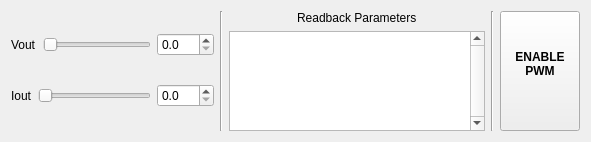
Qt form src/configurator.ui (ThoMint/RcMPPT-Configurator) before a commit.
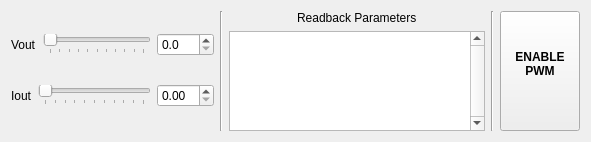
The same form after that commit.

Patch:
```diff
--- a/src/configurator.ui
+++ b/src/configurator.ui
@@ -52,6 +52,12 @@
            <property name="orientation">
             <enum>Qt::Horizontal</enum>
            </property>
+           <property name="tickPosition">
+            <enum>QSlider::TicksBelow</enum>
+           </property>
+           <property name="tickInterval">
+            <number>100</number>
+           </property>
           </widget>
          </item>
          <item>
@@ -108,9 +114,18 @@
              <height>15</height>
             </size>
            </property>
+           <property name="maximum">
+            <number>100</number>
+           </property>
            <property name="orientation">
             <enum>Qt::Horizontal</enum>
            </property>
+           <property name="tickPosition">
+            <enum>QSlider::TicksBelow</enum>
+           </property>
+           <property name="tickInterval">
+            <number>10</number>
+           </property>
           </widget>
          </item>
          <item>
@@ -120,8 +135,20 @@
              <pointsize>9</pointsize>
             </font>
            </property>
+           <property name="correctionMode">
+            <enum>QAbstractSpinBox::CorrectToNearestValue</enum>
+           </property>
+           <property name="prefix">
+            <string notr="true"/>
+           </property>
+           <property name="suffix">
+            <string notr="true" extracomment="A"/>
+           </property>
            <property name="decimals">
-            <number>1</number>
+            <number>2</number>
+           </property>
+           <property name="maximum">
+            <double>10.000000000000000</double>
            </property>
            <property name="singleStep">
             <double>0.100000000000000</double>
```
Left out of the diff: 22 changed lines with no effect on the pictures.
